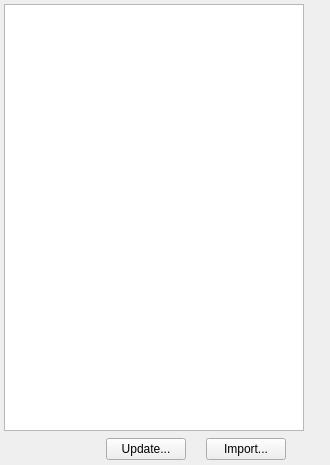
This is Source/Plugins/StatsGenerator/Widgets/UI_Files/StatsGenMDFWidget.ui in BlueQuartzSoftware/DREAM3D as Qt 5 draws it before an edit. The edited form follows.
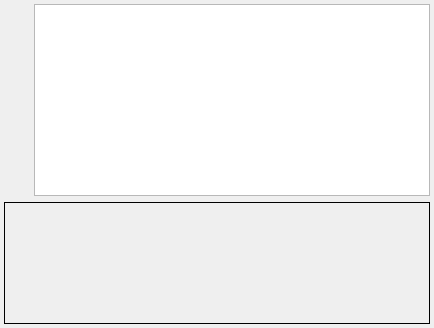
This is the edited form. Icons and pictures are not drawn. Custom widgets are drawn as their Qt base class.

Commit message: Adjusting the UI of the ODF and MDF tabs.

```diff
--- a/Source/Plugins/StatsGenerator/Widgets/UI_Files/StatsGenMDFWidget.ui
+++ b/Source/Plugins/StatsGenerator/Widgets/UI_Files/StatsGenMDFWidget.ui
@@ -6,14 +6,14 @@
    <rect>
     <x>0</x>
     <y>0</y>
-    <width>330</width>
-    <height>465</height>
+    <width>434</width>
+    <height>328</height>
    </rect>
   </property>
   <property name="windowTitle">
    <string>Form</string>
   </property>
-  <layout class="QHBoxLayout" name="horizontalLayout">
+  <layout class="QGridLayout" name="gridLayout">
    <property name="leftMargin">
     <number>4</number>
    </property>
@@ -26,13 +26,14 @@
    <property name="bottomMargin">
     <number>4</number>
    </property>
-   <item>
-    <layout class="QVBoxLayout" name="verticalLayout_6">
-     <item>
+   <property name="spacing">
+    <number>6</number>
+   </property>
+   <item row="0" column="1">
       <widget class="QTableView" name="m_MDFTableView">
        <property name="sizePolicy">
-        <sizepolicy hsizetype="Minimum" vsizetype="Ignored">
-         <horstretch>0</horstretch>
+      <sizepolicy hsizetype="Expanding" vsizetype="Preferred">
+       <horstretch>10</horstretch>
          <verstretch>0</verstretch>
         </sizepolicy>
        </property>
@@ -53,8 +54,8 @@
        </property>
       </widget>
      </item>
-     <item>
-      <layout class="QHBoxLayout" name="horizontalLayout_2" stretch="0,0,0,0">
+   <item row="0" column="0">
+    <layout class="QVBoxLayout" name="verticalLayout" stretch="0,0,0,0,0">
        <property name="spacing">
         <number>6</number>
        </property>
@@ -137,6 +138,47 @@
          </property>
         </widget>
        </item>
+     <item>
+      <widget class="QPushButton" name="loadMDFBtn">
+       <property name="sizePolicy">
+        <sizepolicy hsizetype="Maximum" vsizetype="Fixed">
+         <horstretch>0</horstretch>
+         <verstretch>0</verstretch>
+        </sizepolicy>
+       </property>
+       <property name="minimumSize">
+        <size>
+         <width>24</width>
+         <height>24</height>
+        </size>
+       </property>
+       <property name="maximumSize">
+        <size>
+         <width>24</width>
+         <height>24</height>
+        </size>
+       </property>
+       <property name="toolTip">
+        <string>Import MDF data from a file.</string>
+       </property>
+       <property name="text">
+        <string/>
+       </property>
+       <property name="icon">
+        <iconset resource="../../../../../Resources/icons/images/Icons.qrc">
+         <normaloff>:/folder_out@2x.png</normaloff>:/folder_out@2x.png</iconset>
+       </property>
+       <property name="iconSize">
+        <size>
+         <width>24</width>
+         <height>24</height>
+        </size>
+       </property>
+       <property name="flat">
+        <bool>true</bool>
+       </property>
+      </widget>
+     </item>
        <item>
         <widget class="QPushButton" name="m_MDFUpdateBtn">
          <property name="sizePolicy">
@@ -147,21 +189,25 @@
          </property>
          <property name="minimumSize">
           <size>
-           <width>0</width>
-           <height>0</height>
+         <width>24</width>
+         <height>24</height>
           </size>
          </property>
          <property name="maximumSize">
           <size>
-           <width>16777215</width>
-           <height>16777215</height>
+         <width>24</width>
+         <height>24</height>
           </size>
          </property>
          <property name="toolTip">
           <string>Refresh MDF Plot</string>
          </property>
          <property name="text">
-          <string>Update...</string>
+        <string/>
+       </property>
+       <property name="icon">
+        <iconset resource="../../../../../Resources/icons/images/Icons.qrc">
+         <normaloff>:/refresh@2x.png</normaloff>:/refresh@2x.png</iconset>
          </property>
          <property name="iconSize">
           <size>
@@ -173,36 +219,34 @@
           <bool>false</bool>
          </property>
          <property name="flat">
-          <bool>false</bool>
+        <bool>true</bool>
          </property>
         </widget>
        </item>
        <item>
-        <widget class="QPushButton" name="loadMDFBtn">
-         <property name="sizePolicy">
-          <sizepolicy hsizetype="Maximum" vsizetype="Fixed">
-           <horstretch>0</horstretch>
-           <verstretch>0</verstretch>
-          </sizepolicy>
-         </property>
-         <property name="toolTip">
-          <string>Import MDF data from a file.</string>
-         </property>
-         <property name="text">
-          <string>Import...</string>
-         </property>
-        </widget>
+      <spacer name="verticalSpacer">
+       <property name="orientation">
+        <enum>Qt::Vertical</enum>
+       </property>
+       <property name="sizeType">
+        <enum>QSizePolicy::Preferred</enum>
+       </property>
+       <property name="sizeHint" stdset="0">
+        <size>
+         <width>5</width>
+         <height>10</height>
+        </size>
+       </property>
+      </spacer>
        </item>
       </layout>
      </item>
-    </layout>
-   </item>
-   <item>
+   <item row="2" column="0" colspan="2">
     <widget class="QwtPlot" name="m_MDFPlot">
      <property name="sizePolicy">
-      <sizepolicy hsizetype="Ignored" vsizetype="Ignored">
+      <sizepolicy hsizetype="Expanding" vsizetype="Expanding">
        <horstretch>0</horstretch>
-       <verstretch>0</verstretch>
+       <verstretch>3</verstretch>
       </sizepolicy>
      </property>
      <property name="styleSheet">
@@ -211,6 +255,9 @@
 background-color: rgb(0, 0, 0);
 }</string>
      </property>
+     <property name="frameShape">
+      <enum>QFrame::Box</enum>
+     </property>
     </widget>
    </item>
   </layout>
```
Left out of the diff: 6 changed lines with no effect on the pictures. Lines whose indentation alone changed are shown as unchanged. The commit also changes 7 other files.
